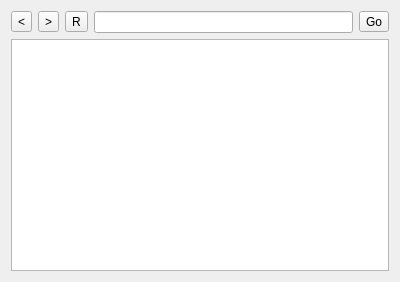
Before: the Qt Designer form src/mainform.ui in IDB-15-15/interface, drawn with Qt 5.
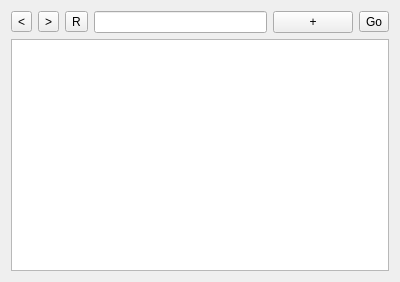
After: the same form once the commit is applied.

Diff of the .ui file:
```diff
--- a/src/mainform.ui
+++ b/src/mainform.ui
@@ -40,6 +40,16 @@
      <item>
       <widget class="QLineEdit" name="omniBox"/>
      </item>
+     <item>
+      <widget class="QPushButton" name="pushMark">
+       <property name="focusPolicy">
+        <enum>Qt::StrongFocus</enum>
+       </property>
+       <property name="text">
+        <string>+</string>
+       </property>
+      </widget>
+     </item>
      <item>
       <widget class="QToolButton" name="toolButton">
        <property name="text">
```
